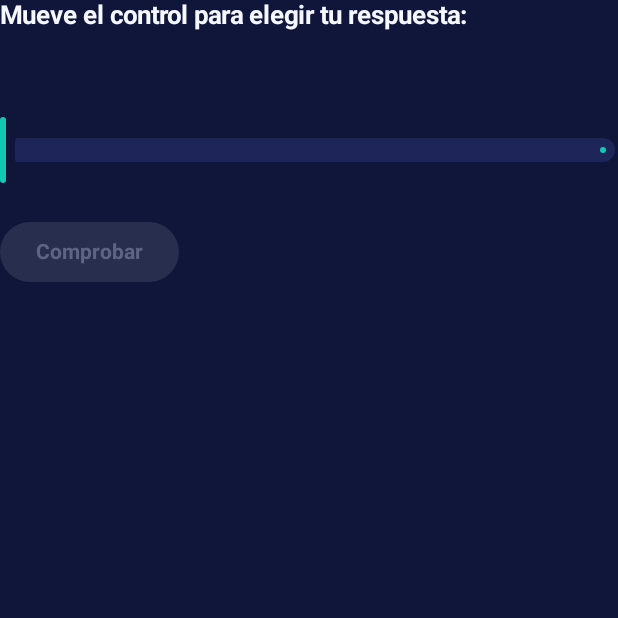
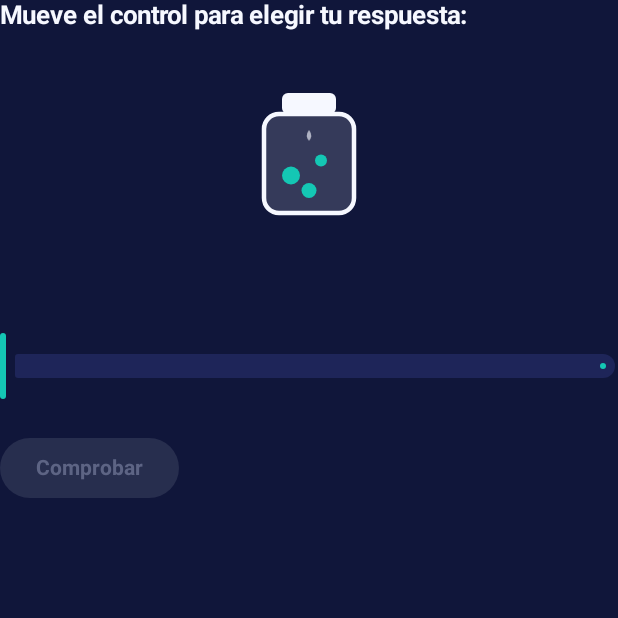
Before and after one commit to NovaWisard-gotti/QuimicAtomix, an Android app built with Jetpack Compose: the composable ConfigureInteraction called with empty values, on a phone screen of 412 x 824 dp, the top half of it. Run offline under Robolectric (Android 15) with nearby library versions, the light colour scheme and no system bars.

Commit message:
QuimicAtomix.v1.1.7

```diff
--- a/app/src/main/kotlin/com/educalab/quimicatomix/ui/components/ObservationAnimation.kt
+++ b/app/src/main/kotlin/com/educalab/quimicatomix/ui/components/ObservationAnimation.kt
@@ -4,6 +4,7 @@ import androidx.compose.animation.core.Animatable
 import androidx.compose.animation.core.LinearEasing
 import androidx.compose.animation.core.RepeatMode
 import androidx.compose.animation.core.animateFloat
+import androidx.compose.animation.core.animateFloatAsState
 import androidx.compose.animation.core.infiniteRepeatable
 import androidx.compose.animation.core.rememberInfiniteTransition
 import androidx.compose.animation.core.tween
@@ -37,6 +38,7 @@ import com.educalab.quimicatomix.ui.theme.LabTeal300
 import com.educalab.quimicatomix.ui.theme.LabTeal500
 import com.educalab.quimicatomix.ui.theme.LabViolet500
 import com.educalab.quimicatomix.ui.theme.LabWhite
+import kotlin.math.roundToInt
 
 private enum class AnimationFamily { PHASE_CHANGE, FIZZ, COLOR_SHIFT, ORBIT }
 
@@ -288,3 +290,128 @@ private fun OrbitAnimation(correctAnswerCsv: String) {
         }
     }
 }
+
+private enum class ConfigureFamily { THERMOMETER, INTENSITY }
+
+private fun classifyConfigureFamily(options: List<String>): ConfigureFamily {
+    val t = options.joinToString(" ").lowercase()
+    val thermoWords = listOf("frio", "caliente", "templado", "congela", "temperatura")
+    return if (thermoWords.any { it in t }) ConfigureFamily.THERMOMETER else ConfigureFamily.INTENSITY
+}
+
+/**
+ * Visual en vivo para pasos CONFIGURAR: antes el control deslizante solo cambiaba una
+ * palabra de texto, sin mostrar ningún efecto — igual que "mueve el control" prometía algo
+ * que no pasaba. Ahora, según a qué se refieran las opciones, se ve un termómetro cuyo
+ * nivel/color sigue la posición del control (temperatura) o un frasco cuya cantidad de
+ * burbujas y velocidad aumentan con la posición (intensidad/cantidad) — reactivo en vivo
+ * mientras se arrastra, sin necesidad de un botón de "reproducir".
+ */
+@Composable
+fun ConfigureAnimation(options: List<String>, selectedIndex: Int, modifier: Modifier = Modifier) {
+    val maxIndex = (options.size - 1).coerceAtLeast(1)
+    val fraction = (selectedIndex.toFloat() / maxIndex).coerceIn(0f, 1f)
+    val family = remember(options) { classifyConfigureFamily(options) }
+    Box(modifier = modifier.size(140.dp), contentAlignment = Alignment.Center) {
+        when (family) {
+            ConfigureFamily.THERMOMETER -> ThermometerVisual(fraction)
+            ConfigureFamily.INTENSITY -> IntensityBubblesVisual(fraction)
+        }
+    }
+}
+
+@Composable
+private fun ThermometerVisual(fraction: Float) {
+    val animatedFraction by animateFloatAsState(targetValue = fraction, label = "thermo")
+    val mercuryColor = lerpColor(Color(0xFF5EC8E8), Color(0xFFE5533D), animatedFraction)
+
+    Canvas(modifier = Modifier.size(140.dp)) {
+        val w = size.width
+        val h = size.height
+        val tubeWidth = w * 0.14f
+        val tubeTop = h * 0.12f
+        val tubeBottom = h * 0.72f
+        val bulbRadius = w * 0.14f
+        val bulbCenter = Offset(w * 0.5f, h * 0.8f)
+        val tubeLeft = w * 0.5f - tubeWidth / 2f
+
+        drawRoundRect(
+            color = LabWhite.copy(alpha = 0.25f),
+            topLeft = Offset(tubeLeft, tubeTop),
+            size = Size(tubeWidth, tubeBottom - tubeTop),
+            cornerRadius = CornerRadius(tubeWidth / 2f, tubeWidth / 2f),
+            style = Stroke(width = 3f)
+        )
+        drawCircle(LabWhite.copy(alpha = 0.25f), radius = bulbRadius, center = bulbCenter, style = Stroke(width = 3f))
+
+        val fillHeight = (tubeBottom - tubeTop) * (0.15f + 0.75f * animatedFraction)
+        drawRoundRect(
+            color = mercuryColor,
+            topLeft = Offset(tubeLeft, tubeBottom - fillHeight),
+            size = Size(tubeWidth, fillHeight),
+            cornerRadius = CornerRadius(tubeWidth / 2f, tubeWidth / 2f)
+        )
+        drawCircle(mercuryColor, radius = bulbRadius * 0.82f, center = bulbCenter)
+
+        if (animatedFraction < 0.2f) {
+            val iceAlpha = 1f - animatedFraction / 0.2f
+            drawLine(
+                LabWhite.copy(alpha = iceAlpha * 0.8f),
+                Offset(bulbCenter.x - bulbRadius * 1.4f, bulbCenter.y),
+                Offset(bulbCenter.x - bulbRadius * 0.6f, bulbCenter.y),
+                strokeWidth = 3f,
+                cap = StrokeCap.Round
+            )
+            drawLine(
+                LabWhite.copy(alpha = iceAlpha * 0.8f),
+                Offset(bulbCenter.x + bulbRadius * 0.6f, bulbCenter.y),
+                Offset(bulbCenter.x + bulbRadius * 1.4f, bulbCenter.y),
+                strokeWidth = 3f,
+                cap = StrokeCap.Round
+            )
+        }
+        if (animatedFraction > 0.8f) {
+            val heatAlpha = (animatedFraction - 0.8f) / 0.2f
+            val wave = Path().apply {
+                moveTo(w * 0.5f, tubeTop - h * 0.02f)
+                quadraticBezierTo(w * 0.58f, tubeTop - h * 0.1f, w * 0.5f, tubeTop - h * 0.18f)
+            }
+            drawPath(wave, color = mercuryColor.copy(alpha = heatAlpha * 0.6f), style = Stroke(width = 3f, cap = StrokeCap.Round))
+        }
+    }
+}
+
+@Composable
+private fun IntensityBubblesVisual(fraction: Float) {
+    val bubbleCount = (1 + (fraction * 6).roundToInt()).coerceIn(1, 7)
+    val durationMs = (2000 - (1300 * fraction)).roundToInt().coerceAtLeast(600)
+    val transition = rememberInfiniteTransition(label = "intensity")
+    Box(contentAlignment = Alignment.Center) {
+        LabIllustration(kind = IllustrationKind.BUBBLE_JAR, primaryColor = LabTeal500, sizeDp = 100)
+        repeat(bubbleCount) { index ->
+            val delayMs = index * (durationMs / (bubbleCount + 1)).coerceAtLeast(80)
+            val riseFraction by transition.animateFloat(
+                initialValue = 0f,
+                targetValue = 1f,
+                animationSpec = infiniteRepeatable(
+                    tween(durationMs, delayMillis = delayMs, easing = LinearEasing),
+                    repeatMode = RepeatMode.Restart
+                ),
+                label = "intensityBubble$index"
+            )
+            val xOffset = (index - bubbleCount / 2) * 12f
+            LabIllustration(
+                kind = IllustrationKind.DROPLET,
+                primaryColor = LabWhite,
+                sizeDp = 12,
+                modifier = Modifier.graphicsLayer {
+                    alpha = (1f - riseFraction) * 0.9f
+                    translationY = -60f * riseFraction
+                    translationX = xOffset
+                    scaleX = 0.6f + 0.4f * riseFraction
+                    scaleY = 0.6f + 0.4f * riseFraction
+                }
+            )
+        }
+    }
+}
--- a/app/src/main/kotlin/com/educalab/quimicatomix/ui/screens/experiment/GenericStepInteraction.kt
+++ b/app/src/main/kotlin/com/educalab/quimicatomix/ui/screens/experiment/GenericStepInteraction.kt
@@ -41,6 +41,7 @@ import androidx.compose.ui.text.style.TextAlign
 import androidx.compose.ui.unit.dp
 import com.educalab.quimicatomix.data.local.entity.ExperimentStep
 import com.educalab.quimicatomix.data.local.entity.InteractionType
+import com.educalab.quimicatomix.ui.components.ConfigureAnimation
 import com.educalab.quimicatomix.ui.components.DraggableTile
 import com.educalab.quimicatomix.ui.components.IconCatalog
 import com.educalab.quimicatomix.ui.components.ObservationAnimation
@@ -460,7 +461,11 @@ private fun ConfigureInteraction(stepId: Long, options: List<String>, onSubmit:
 
     Column {
         Text("Mueve el control para elegir tu respuesta:", style = MaterialTheme.typography.titleMedium, color = LabWhite, fontWeight = FontWeight.Bold)
-        Spacer(Modifier.padding(top = 16.dp))
+        Spacer(Modifier.padding(top = 12.dp))
+        Box(modifier = Modifier.fillMaxWidth(), contentAlignment = Alignment.Center) {
+            ConfigureAnimation(options = options, selectedIndex = index)
+        }
+        Spacer(Modifier.padding(top = 8.dp))
         Text(
             options.getOrElse(index) { "" }.replace('_', ' '),
             style = MaterialTheme.typography.headlineSmall,
```
